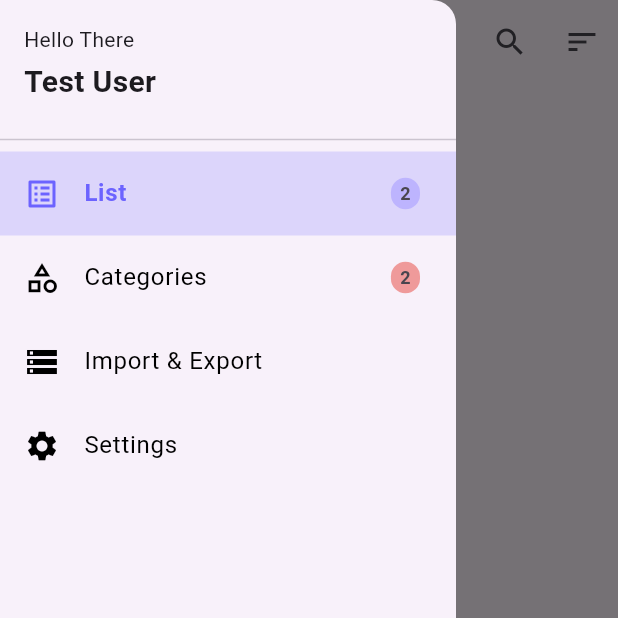
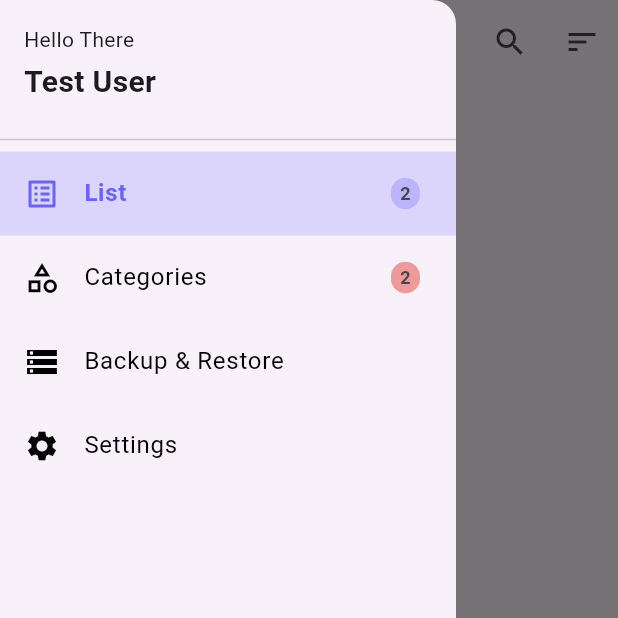
Before and after one commit to shofiq0023/flutter-popcorn-watchlist-tracker, a Flutter app: the screen it shows after launch, with the side drawer open, on a phone screen of 412 x 824 dp, the top half of it. Run offline on Flutter 3.47's test engine with Material 3 defaults, Android fonts, the light colour scheme and no system bars; our stand-ins replace objectbox; generated files the repository leaves out were written again.

Commit message:
changed import export page's name

```diff
--- a/lib/pages/import_export_page.dart
+++ b/lib/pages/import_export_page.dart
@@ -12,11 +12,11 @@ class _ImportExportPageState extends State<ImportExportPage> {
   @override
   Widget build(BuildContext context) {
     return Scaffold(
-      appBar: AppBar(title: Text("Import & Export")),
+      appBar: AppBar(title: Text("Backup & Restore")),
       drawer: const MyNavigationDrawer(),
       drawerEnableOpenDragGesture: true,
       drawerEdgeDragWidth: 600,
-      body: const Center(child: Text("Import & Export Page")),
+      body: const Center(child: Text("Backup & Restore Page")),
     );
   }
 }
--- a/lib/widgets/navigation_drawer.dart
+++ b/lib/widgets/navigation_drawer.dart
@@ -66,7 +66,7 @@ class MyNavigationDrawer extends StatelessWidget {
                   _buildDrawerItem(
                     context: context,
                     icon: Icons.storage,
-                    title: 'Import & Export',
+                    title: 'Backup & Restore',
                     selected: currentRoute == '/import-export',
                     routeTo: '/import-export',
                   ),
```
